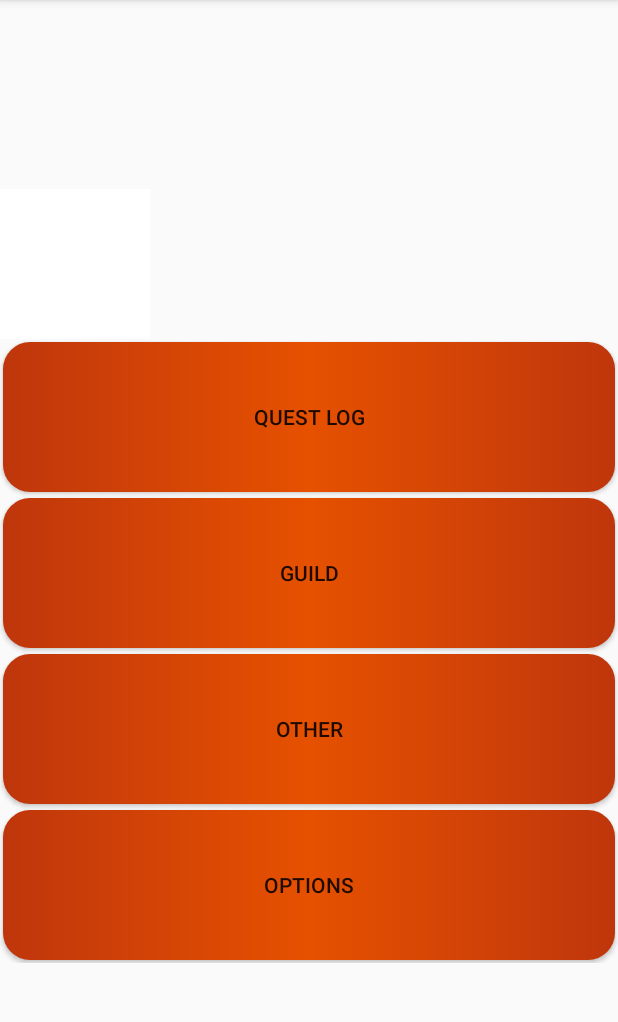
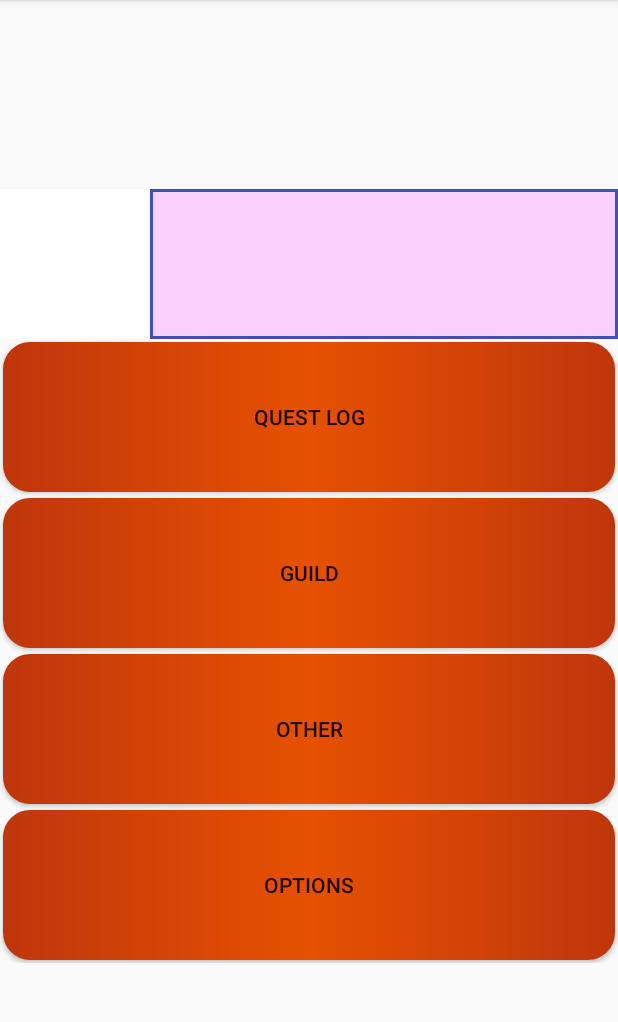
Before and after one commit to SvenDub/RPGLifeApp, an Android app: the MainMenuActivity screen opened directly, with no data from a screen before it, after a tap on "QUEST LOG", on a phone screen of 412 x 824 dp, the part 84-1106 px from its top. Run offline under Robolectric (Android 15) with nearby library versions, the phone set to English and light mode, and no system bars; our stand-ins replace data binding.

Commit message:
Added questlogactivity, styles/layout in progress.

```diff
--- a/app/src/main/AndroidManifest.xml
+++ b/app/src/main/AndroidManifest.xml
@@ -23,7 +23,8 @@
                 <category android:name="android.intent.category.LAUNCHER" />
             </intent-filter>
         </activity>
-        <activity android:name=".MainMenuActivity"></activity>
+        <activity android:name=".MainMenuActivity" />
+        <activity android:name=".QuestLogActivity"></activity>
     </application>
 
 </manifest>
--- /dev/null
+++ b/app/src/main/res/drawable/mainmenuscroll.xml
@@ -0,0 +1,8 @@
+<?xml version="1.0" encoding="utf-8"?>
+<shape xmlns:android="http://schemas.android.com/apk/res/android">
+    <stroke android:color="@color/colorPrimary"
+        android:width="2dp"/>
+    <gradient android:startColor="@color/ScrollBackground"
+        android:endColor="@color/ScrollBackground"/>
+
+</shape>
--- a/app/src/main/res/layout/activity_main_menu.xml
+++ b/app/src/main/res/layout/activity_main_menu.xml
@@ -26,7 +26,7 @@
                 android:layout_weight="0.07"
                 app:srcCompat="@android:color/background_light"/>
 
-            <ScrollView
+            <ScrollView android:background="@drawable/mainmenuscroll"
                 android:layout_width="match_parent"
                 android:layout_height="100dp"
                 android:layout_weight="0.07">
--- a/app/src/main/res/values/colors.xml
+++ b/app/src/main/res/values/colors.xml
@@ -6,4 +6,6 @@
 
     <color name="colorButtonStyle">#e65100</color>
     <color name="colorButtonStyleDark">#bf360c</color>
+
+    <color name="ScrollBackground">#47ff62ff</color>
 </resources>
```
Also changed, not shown: app/src/main/java/questionablequality/rpglifeapp/QuestLogActivity.java (added, +17 -0 lines), app/src/main/res/layout/activity_quest_log.xml (added, +41 -0 lines), app/src/main/res/values/styles.xml (+7 -0 lines).
